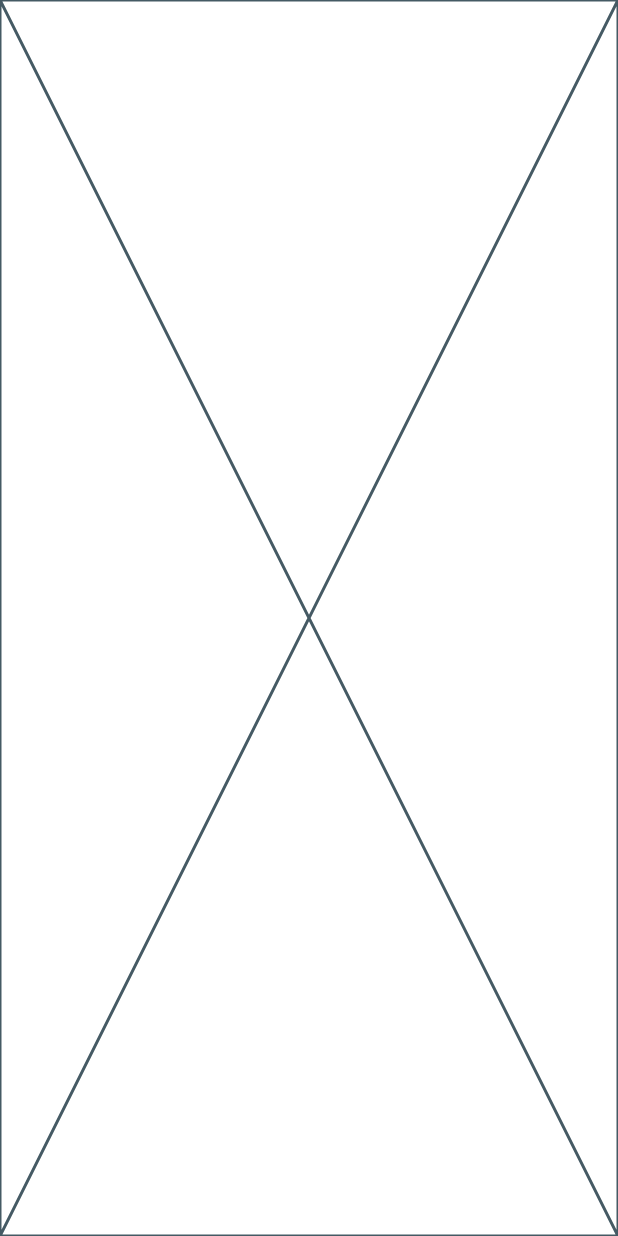
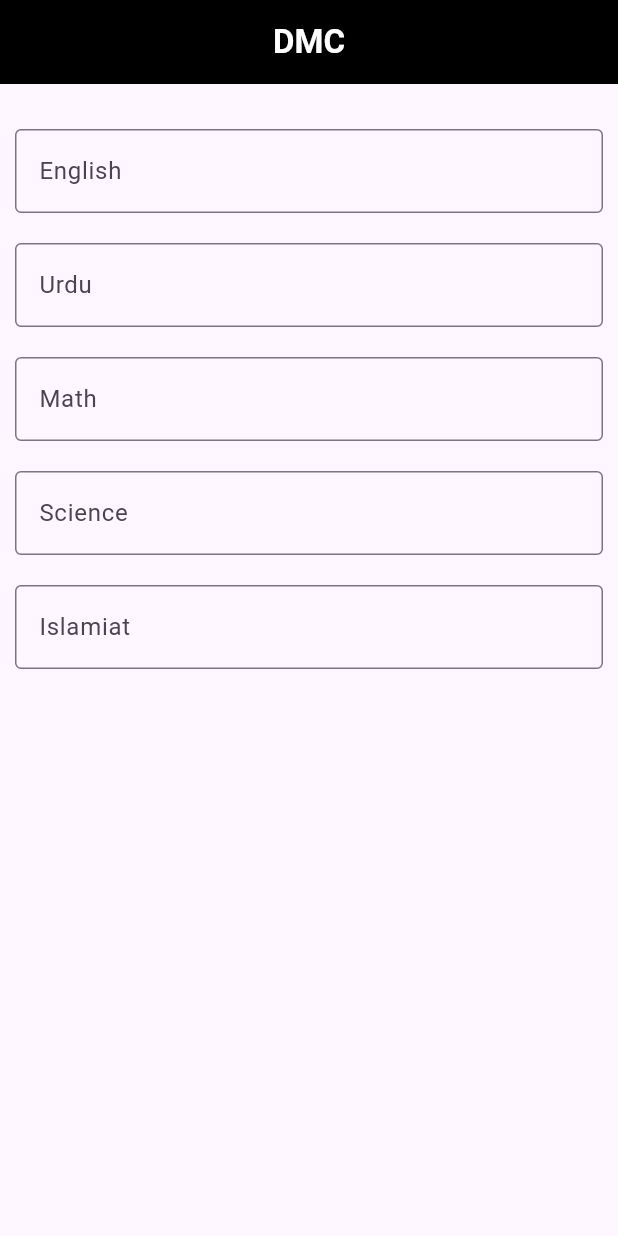
Before and after one commit to sadiqawan/DMC_Calculator, a Flutter app: the screen it shows after launch, on a phone screen of 412 x 824 dp. Run offline on Flutter 3.47's test engine with Material 3 defaults, Android fonts, the phone set to English and light mode, and no system bars; our stand-ins replace gap.

Commit message:
TextFormFields are added to HomeScreen

```diff
--- a/lib/screens/home_screen.dart
+++ b/lib/screens/home_screen.dart
@@ -1,4 +1,7 @@
+
+
 import 'package:flutter/material.dart';
+import 'package:gap/gap.dart';
 
 class HomeScreen extends StatefulWidget {
   const HomeScreen({super.key});
@@ -10,6 +13,70 @@ class HomeScreen extends StatefulWidget {
 class _HomeScreenState extends State<HomeScreen> {
   @override
   Widget build(BuildContext context) {
-    return const Placeholder();
+    return Scaffold(
+      appBar: AppBar(
+        title: const Center(
+          child: Text(
+            'DMC',
+            style: TextStyle(color: Colors.white, fontWeight: FontWeight.bold),
+          ),
+        ),
+        backgroundColor: Colors.black,
+      ),
+
+      body: Padding(
+        padding: const EdgeInsets.all(10.0),
+        child: Form(child: ListView(
+          children: [
+           const Gap(20),
+            TextFormField(
+              keyboardType: TextInputType.number,
+              decoration: const  InputDecoration(
+                hintText:'Enter English marks',
+                labelText: 'English',
+                border: OutlineInputBorder(),
+              ),
+            ),
+           const  Gap(20),
+            TextFormField(
+              keyboardType: TextInputType.number,
+              decoration: const  InputDecoration(
+                hintText:'Enter Urdu marks',
+                labelText: 'Urdu',
+                border: OutlineInputBorder(),
+              ),
+            ),
+            const  Gap(20),
+            TextFormField(
+              keyboardType: TextInputType.number,
+              decoration: const  InputDecoration(
+                hintText:'Enter Math marks',
+                labelText: 'Math',
+                border: OutlineInputBorder(),
+              ),
+            ),
+            const  Gap(20),
+            TextFormField(
+              keyboardType: TextInputType.number,
+              decoration: const  InputDecoration(
+                hintText:'Enter Science marks',
+                labelText: 'Science ',
+                border: OutlineInputBorder(),
+              ),
+            ),
+            const  Gap(20),
+            TextFormField(
+              keyboardType: TextInputType.number,
+              decoration: const  InputDecoration(
+                hintText:'Enter Islamiat marks',
+                labelText: 'Islamiat',
+                border: OutlineInputBorder(),
+              ),
+            ),
+            const  Gap(20),
+          ],
+        )),
+      ),
+    );
   }
 }
--- a/pubspec.yaml
+++ b/pubspec.yaml
@@ -35,6 +35,7 @@ dependencies:
   # The following adds the Cupertino Icons font to your application.
   # Use with the CupertinoIcons class for iOS style icons.
   cupertino_icons: ^1.0.2
+  gap: ^3.0.1
 
 dev_dependencies:
   flutter_test:
```
Also changed, not shown: pubspec.lock.
